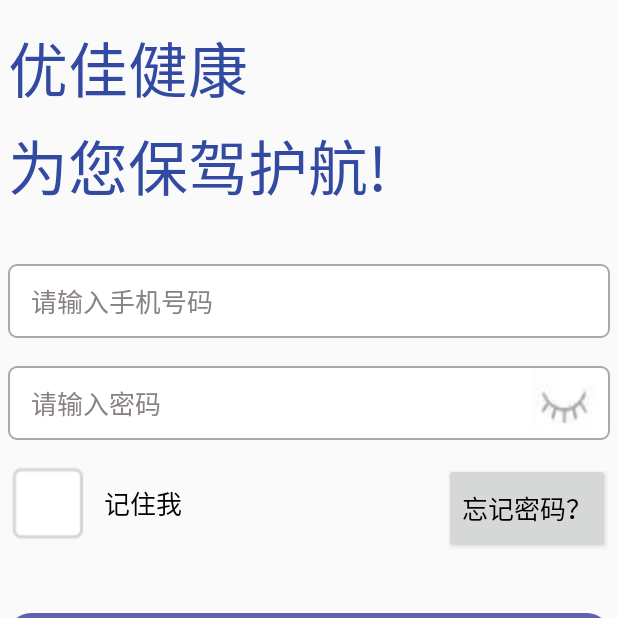
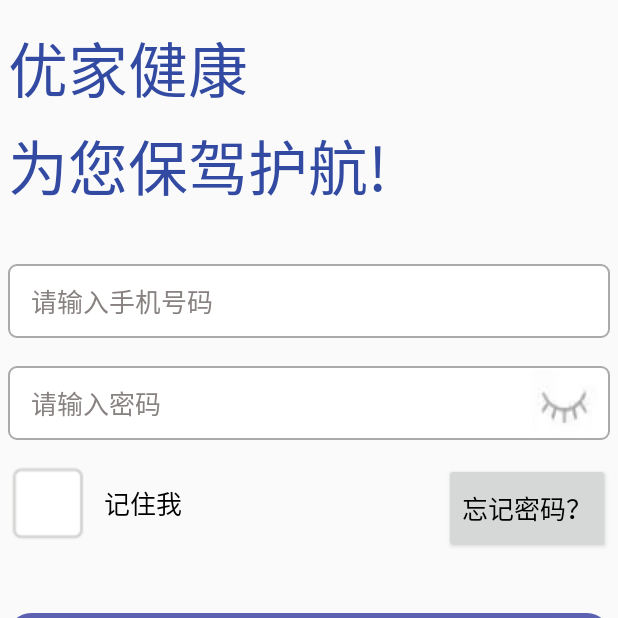
Before and after one commit to windsnow1025/Family-Health-App, an Android app: the screen it shows after launch (Login_1), on a phone screen of 412 x 824 dp, the top half of it. Run offline under Robolectric (Android 15) with nearby library versions, the light colour scheme and no system bars.

Commit message:
”优家“

```diff
--- a/app/src/main/res/layout/activity_login.xml
+++ b/app/src/main/res/layout/activity_login.xml
@@ -12,7 +12,7 @@
         android:layout_width="match_parent"
         android:layout_height="wrap_content"
         android:layout_marginTop="10dp"
-        android:text="优佳健康"
+        android:text="优家健康"
         android:textColor="#324AA1"
         android:textSize="40sp" />
 
```
